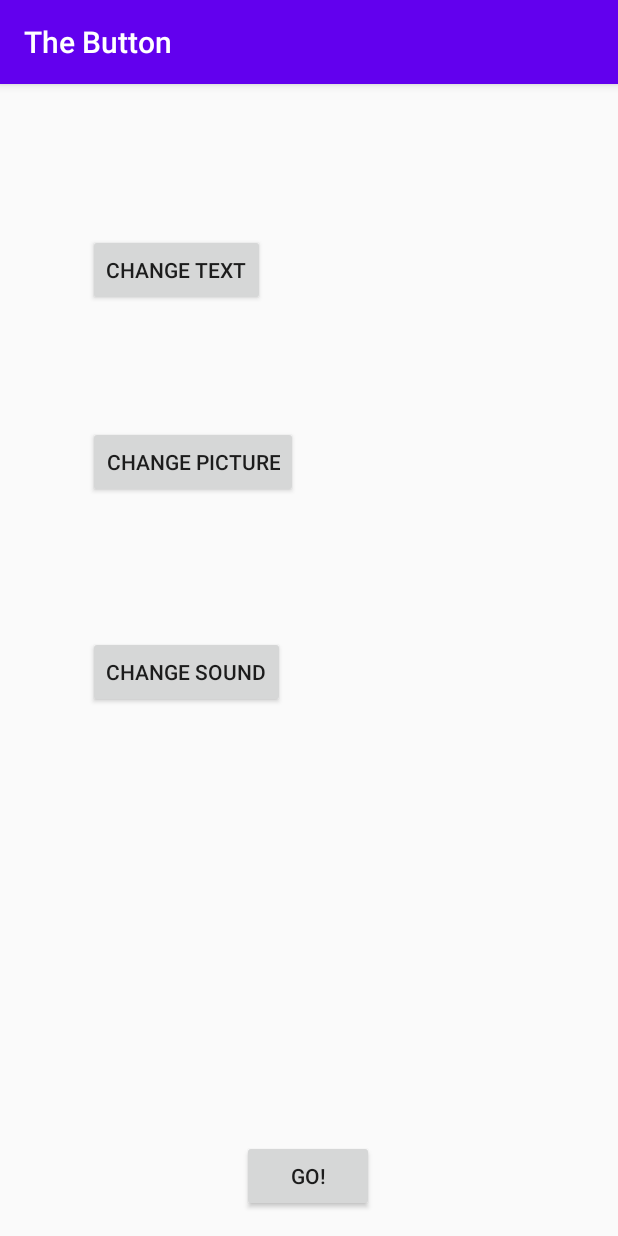
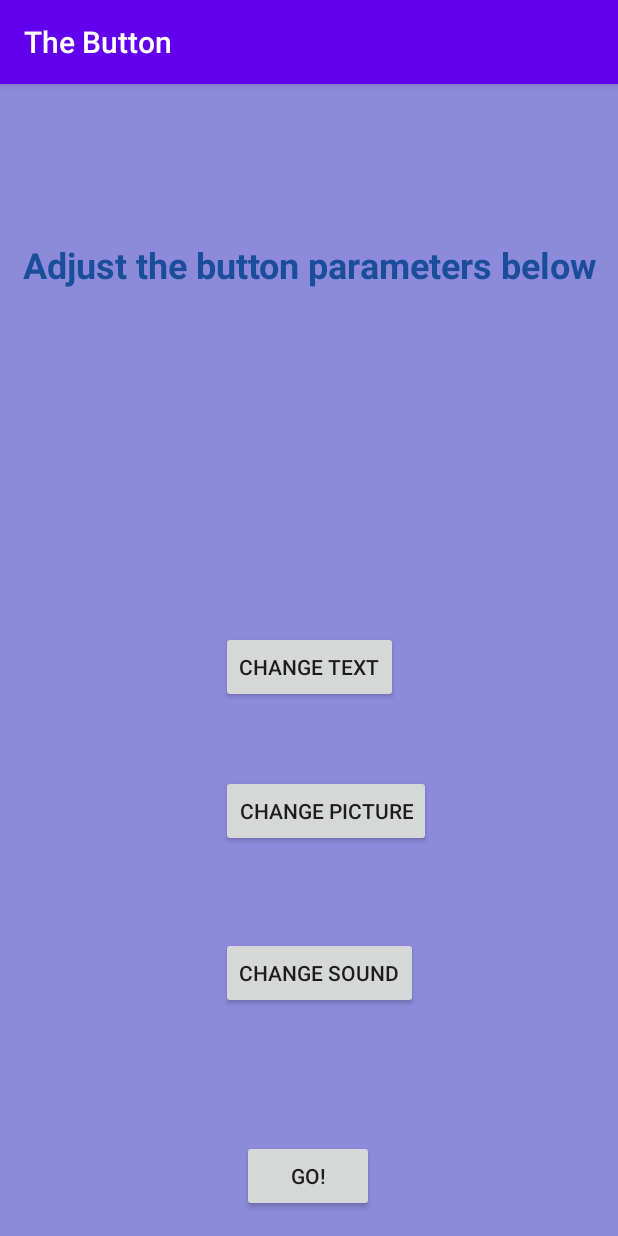
Before and after one commit to rpezzuti/TheButton, an Android app: the HomeActivity screen opened directly, with no data from a screen before it, on a phone screen of 412 x 824 dp. Run offline under Robolectric (Android 15) with nearby library versions, the phone set to English and light mode, and no system bars.

Commit message:
organization aesthetics

```diff
--- a/app/src/main/java/rpezzuti/dev/HomeActivity.java
+++ b/app/src/main/java/rpezzuti/dev/HomeActivity.java
@@ -3,7 +3,6 @@ package rpezzuti.dev;
 import androidx.appcompat.app.AppCompatActivity;
 
 import android.content.Intent;
-import android.graphics.Picture;
 import android.os.Bundle;
 import android.view.View;
 
--- a/app/src/main/java/rpezzuti/dev/PictureActivity.java
+++ b/app/src/main/java/rpezzuti/dev/PictureActivity.java
@@ -17,6 +17,8 @@ public class PictureActivity extends AppCompatActivity {
         setContentView(R.layout.activity_picture);
     }
 
+
+    // do a getResource() or getView() id call and then write a switch case to determine the sound?
     public void picHeart(View view) {
         picture = getResources().getDrawable(R.drawable.heart);
         Intent intent = new Intent(this, HomeActivity.class);
--- a/app/src/main/res/layout/activity_home.xml
+++ b/app/src/main/res/layout/activity_home.xml
@@ -4,27 +4,42 @@
     xmlns:tools="http://schemas.android.com/tools"
     android:layout_width="match_parent"
     android:layout_height="match_parent"
-    tools:context=".HomeActivity">
+    tools:context=".HomeActivity"
+    android:background="@color/favPurple">
+
+    <TextView
+        android:id="@+id/text_home"
+        android:layout_width="wrap_content"
+        android:layout_height="wrap_content"
+        android:layout_marginTop="104dp"
+        android:gravity="center_horizontal"
+        android:text="@string/text_home_intro"
+        android:textAlignment="center"
+        android:textColor="@color/colorNavy"
+        android:textSize="24sp"
+        android:textStyle="bold"
+        app:layout_constraintEnd_toEndOf="parent"
+        app:layout_constraintStart_toStartOf="parent"
+        app:layout_constraintTop_toTopOf="parent" />
 
     <Button
         android:id="@+id/changeText"
         android:layout_width="wrap_content"
         android:layout_height="wrap_content"
-        android:layout_marginTop="100dp"
-        android:text="@string/change_text"
+        android:layout_marginTop="228dp"
         android:onClick="textActivity"
+        android:text="@string/btn_change_text"
         app:layout_constraintEnd_toEndOf="parent"
-        app:layout_constraintHorizontal_bias="0.2"
         app:layout_constraintStart_toStartOf="parent"
-        app:layout_constraintTop_toTopOf="parent" />
+        app:layout_constraintTop_toBottomOf="@+id/text_home" />
 
     <Button
         android:id="@+id/changePicture"
         android:layout_width="wrap_content"
         android:layout_height="wrap_content"
-        android:layout_marginTop="80dp"
-        android:text="@string/change_picture"
+        android:layout_marginTop="48dp"
         android:onClick="pictureActivity"
+        android:text="@string/btn_change_picture"
         app:layout_constraintStart_toStartOf="@+id/changeText"
         app:layout_constraintTop_toBottomOf="@+id/changeText" />
 
@@ -32,9 +47,9 @@
         android:id="@+id/changeSound"
         android:layout_width="wrap_content"
         android:layout_height="wrap_content"
-        android:layout_marginTop="92dp"
-        android:text="@string/change_sound"
+        android:layout_marginTop="60dp"
         android:onClick="soundActivity"
+        android:text="@string/btn_change_sound"
         app:layout_constraintStart_toStartOf="@+id/changeText"
         app:layout_constraintTop_toBottomOf="@+id/changePicture" />
 
@@ -43,7 +58,7 @@
         android:layout_width="wrap_content"
         android:layout_height="wrap_content"
         android:layout_marginBottom="16dp"
-        android:text="@string/button_go"
+        android:text="@string/btn_go"
         android:onClick="startButton"
         app:layout_constraintBottom_toBottomOf="parent"
         app:layout_constraintEnd_toEndOf="parent"
--- a/app/src/main/res/layout/activity_picture.xml
+++ b/app/src/main/res/layout/activity_picture.xml
@@ -12,6 +12,8 @@
         android:layout_height="wrap_content"
         android:layout_marginTop="8dp"
         android:text="@string/picture_text"
+        android:textSize="24sp"
+        android:textStyle="bold"
         app:layout_constraintEnd_toEndOf="parent"
         app:layout_constraintStart_toStartOf="parent"
         app:layout_constraintTop_toTopOf="parent" />
--- a/app/src/main/res/values/colors.xml
+++ b/app/src/main/res/values/colors.xml
@@ -1,8 +1,16 @@
 <?xml version="1.0" encoding="utf-8"?>
 <resources>
+
+    <!-- Stock -->
     <color name="colorPrimary">#6200EE</color>
     <color name="colorPrimaryDark">#3700B3</color>
     <color name="colorAccent">#03DAC5</color>
 
+    <!-- Other -->
     <color name="colorRed">#DF2475</color>
+    <color name="colorNavy">#1B4E9A</color>
+
+    <!-- Favorites -->
+    <color name="favPurple">#8D8ADC</color>
+
 </resources>
--- a/app/src/main/res/values/strings.xml
+++ b/app/src/main/res/values/strings.xml
@@ -1,23 +1,35 @@
 <resources>
+
+    <!-- Init -->
     <string name="app_name">The Button</string>
-    <string name="welcome">Welcome!</string>
-    <string name="try_me">Try Me!</string>
-    <string name="welcome_bitch">Lick my fucking BALLS BITCH !! :d</string>
-    <string name="change_text">Change Text</string>
-    <string name="change_picture">Change Picture</string>
-    <string name="change_sound">Change Sound</string>
-    <string name="button_go">Go!</string>
-    <string name="home">Home</string>
-    <string name="button_change">Change</string>
-    <string name="new_text_hint">New Message</string>
     <string name="set_picture">Set Picture</string>
-    <string name="picture_text">Pick your picture!</string>
+    <string name="picture_text">Choose your picture!</string>
+    <string name="image_play_clip">Play Clip</string>
+
+
+    <!-- Buttons -->
+    <string name="btn_change_text">Change Text</string>
+    <string name="btn_change_picture">Change Picture</string>
+    <string name="btn_change_sound">Change Sound</string>
+    <string name="btn_home">Home</string>
+    <string name="btn_change">Change</string>
+    <string name="btn_go">Go!</string>
+    <string name="btn_choose">Choose</string>
+
+    <!-- Text -->
     <string name="text_sound">Pick your sound!</string>
     <string name="text_meep_merp">Meep Merp</string>
-    <string name="btn_choose">Choose</string>
     <string name="text_glass">Glass</string>
     <string name="text_chimes">Chimes</string>
     <string name="text_fart">Fart</string>
     <string name="text_teehee">Teehee</string>
-    <string name="image_play_clip">Play Clip</string>
+    <string name="text_welcome">Welcome!</string>
+    <string name="text_try_me">Try Me!</string>
+
+    <!-- Messages -->
+    <string name="text_home_intro">Adjust the button parameters below</string>
+
+    <!-- Hints -->
+    <string name="hint_new_message">Enter New Message</string>
+
 </resources>
```
Also changed, not shown: app/src/main/res/layout/activity_main.xml (+6 -6 lines), app/src/main/res/layout/activity_sound.xml (+5 -3 lines), app/src/main/res/layout/activity_text.xml (+5 -4 lines).
